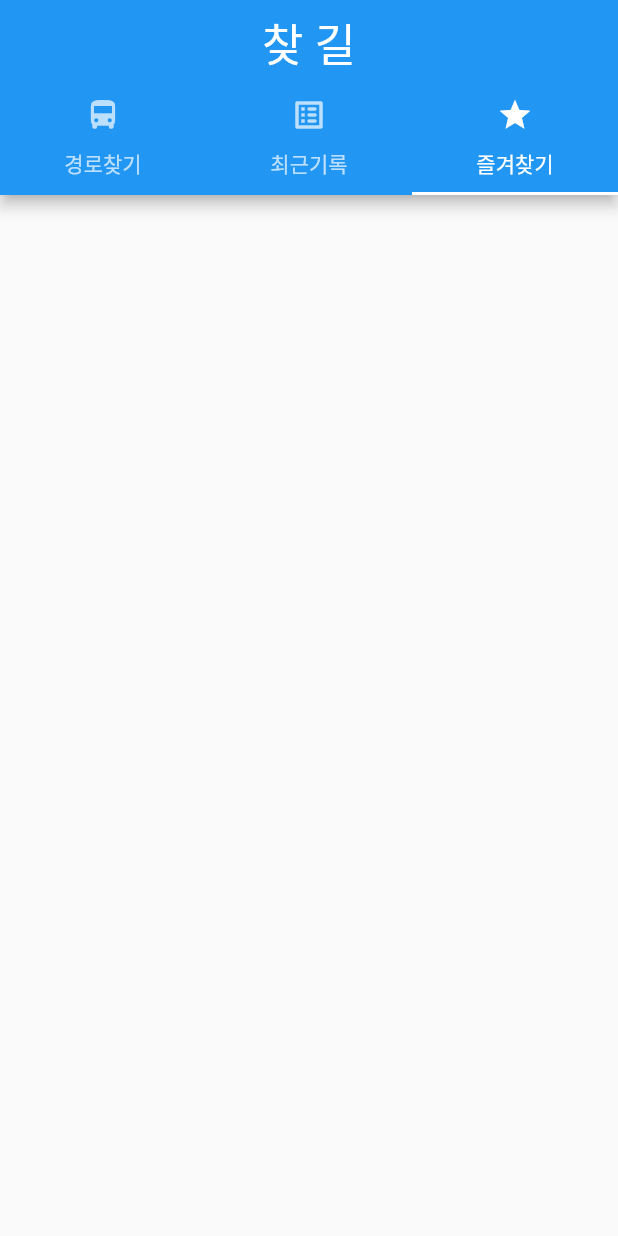
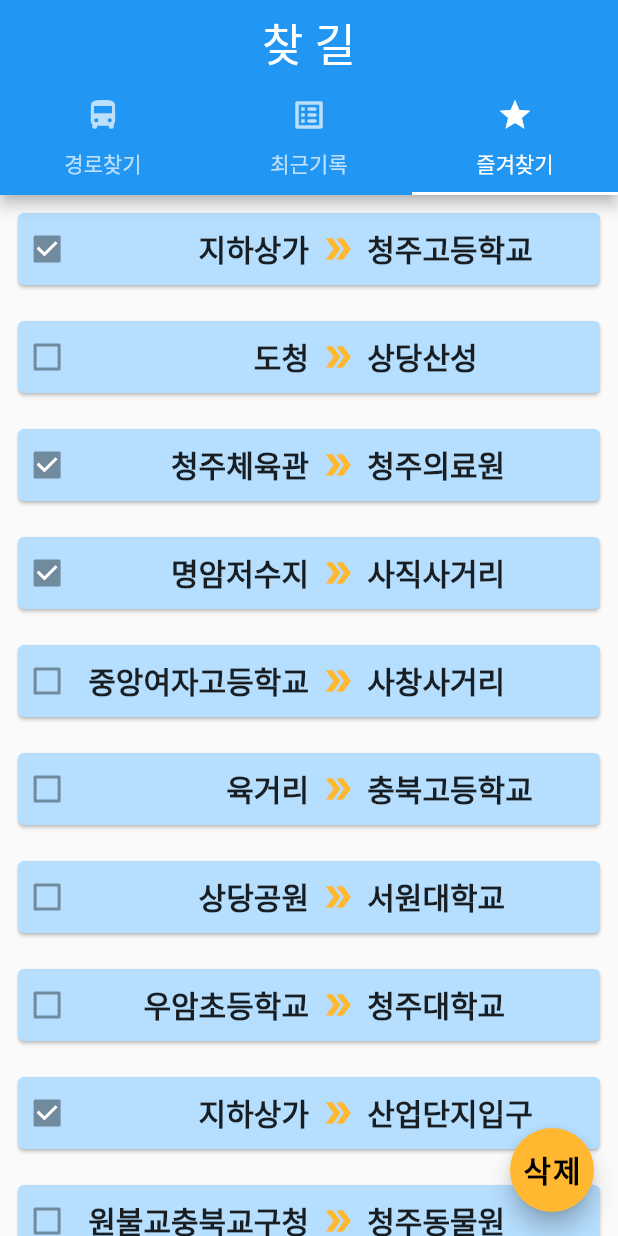
Before and after one commit to Raonshi/BusApp, a Flutter app: the screen it shows after launch, tab 3 chosen, on a phone screen of 412 x 824 dp. Run offline on Flutter 3.47's test engine with Material 2 defaults, Android fonts, the phone set to English and light mode, and no system bars; our stand-ins replace flutter_screenutil, logger.

Commit message:
UI확인용 더미 데이터 생성

```diff
--- a/smart_bus_app/lib/src/ui/favorite/favorite_widget.dart
+++ b/smart_bus_app/lib/src/ui/favorite/favorite_widget.dart
@@ -1,10 +1,75 @@
 import 'package:flutter/material.dart';
 
 class FavoriteWidget extends StatelessWidget {
-  const FavoriteWidget({Key key}) : super(key: key);
+  List list = List<FavoriteItem>(10);
 
   @override
   Widget build(BuildContext context) {
-    return Container();
+
+    list[0] = FavoriteItem("지하상가", "청주고등학교", true);
+    list[1] = FavoriteItem("도청", "상당산성", false);
+    list[2] = FavoriteItem("청주체육관", "청주의료원", true);
+    list[3] = FavoriteItem("명암저수지", "사직사거리", true);
+    list[4] = FavoriteItem("중앙여자고등학교", "사창사거리", false);
+    list[5] = FavoriteItem("육거리", "충북고등학교", false);
+    list[6] = FavoriteItem("상당공원", "서원대학교", false);
+    list[7] = FavoriteItem("우암초등학교", "청주대학교", false);
+    list[8] = FavoriteItem("지하상가", "산업단지입구", true);
+    list[9] = FavoriteItem("원불교충북교구청", "청주동물원", false);
+
+    return Column(
+      children: [
+        Expanded(
+        child: ListView.builder(
+          itemBuilder: (BuildContext, index){
+            return list[index];
+          },
+          itemCount: list.length,
+        ),
+      ),
+    ]);
   }
 }
+
+
+class FavoriteItem extends StatelessWidget {
+  String start, end;
+  bool isCheck = false;
+
+  FavoriteItem(this.start, this.end, this.isCheck);
+
+  @override
+  Widget build(BuildContext context) {
+    return Container(
+      padding: EdgeInsets.all(8.0),
+      child: Column(
+        mainAxisAlignment: MainAxisAlignment.center,
+        children: [
+          Card(
+            color: Color.fromARGB(255, 181, 222, 255),
+            child: Padding(
+              padding: const EdgeInsets.all(0.0),
+              child: Row(
+                mainAxisAlignment: MainAxisAlignment.center,
+                children: [
+                  Expanded(flex:1, child: Checkbox(value: isCheck,)),
+                  Expanded(flex: 4,
+                      child: Text(start, textAlign: TextAlign.right,
+                        style: TextStyle(
+                            fontSize: 20, fontWeight: FontWeight.bold),)),
+                  Expanded(flex: 1,
+                      child: Icon(Icons.double_arrow,
+                        color: Color.fromARGB(255, 255, 184, 48),)),
+                  Expanded(flex: 4,
+                      child: Text(end, textAlign: TextAlign.left,
+                        style: TextStyle(
+                            fontSize: 20, fontWeight: FontWeight.bold),)),
+                ],
+              ),
+            ),
+          )
+        ],
+      ),
+    );
+  }
+}
--- a/smart_bus_app/lib/src/ui/home_page.dart
+++ b/smart_bus_app/lib/src/ui/home_page.dart
@@ -18,6 +18,7 @@ class HomePage extends StatefulWidget {
 
 class _HomePageState extends State<HomePage> with SingleTickerProviderStateMixin {
   TabController tabController;
+  bool isVisible = true;
 
   @override
   void initState() {
@@ -39,6 +40,8 @@ class _HomePageState extends State<HomePage> with SingleTickerProviderStateMixin
 
   @override
   Widget build(BuildContext context) {
+
+
     return Scaffold(
       resizeToAvoidBottomInset: false,
         appBar: AppBar(
@@ -57,6 +60,13 @@ class _HomePageState extends State<HomePage> with SingleTickerProviderStateMixin
           controller: tabController,
           children: [FindWayWidget(), RecentlyWidget(), FavoriteWidget()],
         ),
+      floatingActionButton: new Visibility(
+          visible: isVisible,
+          child: FloatingActionButton(
+            backgroundColor: Color.fromARGB(255, 255, 184, 48),
+            child: Text("삭제", style: TextStyle(fontSize: 20, fontWeight: FontWeight.bold, color: Colors.black),),
+            onPressed: (){},
+          )),
     );
   }
 }
--- a/smart_bus_app/lib/src/ui/recently/recently_widget.dart
+++ b/smart_bus_app/lib/src/ui/recently/recently_widget.dart
@@ -1,10 +1,61 @@
 import 'package:flutter/material.dart';
 
 class RecentlyWidget extends StatelessWidget {
-  const RecentlyWidget({Key key}) : super(key: key);
+  List list = List<RecentlyItem>(10);
 
   @override
   Widget build(BuildContext context) {
-    return Container();
+
+    list[0] = RecentlyItem("지하상가", "청주고등학교");
+    list[1] = RecentlyItem("도청", "상당산성");
+    list[2] = RecentlyItem("청주체육관", "청주의료원");
+    list[3] = RecentlyItem("명암저수지", "사직사거리");
+    list[4] = RecentlyItem("중앙여자고등학교", "사창사거리");
+    list[5] = RecentlyItem("육거리", "충북고등학교");
+    list[6] = RecentlyItem("상당공원", "서원대학교");
+    list[7] = RecentlyItem("우암초등학교", "청주대학교");
+    list[8] = RecentlyItem("지하상가", "산업단지입구");
+    list[9] = RecentlyItem("원불교충북교구청", "청주동물원");
+
+    return Container(
+      child: ListView.builder(
+        itemBuilder: (BuildContext, index){
+          return list[index];
+        },
+        itemCount: list.length,
+      ),
+    );
   }
 }
+
+class RecentlyItem extends StatelessWidget {
+  String start, end;
+
+  RecentlyItem(this.start, this.end);
+
+  @override
+  Widget build(BuildContext context) {
+    return Container(
+      padding: EdgeInsets.all(8.0),
+      child: Column(
+        mainAxisAlignment: MainAxisAlignment.center,
+        children: [
+          Card(
+            color: Color.fromARGB(255, 181, 222, 255),
+            child: Padding(
+              padding: const EdgeInsets.all(12.0),
+              child: Row(
+                mainAxisAlignment: MainAxisAlignment.center,
+                children: [
+                  Expanded(flex: 4, child: Text(start, textAlign: TextAlign.right, style: TextStyle(fontSize: 20, fontWeight: FontWeight.bold),)),
+                  Expanded(flex:1, child: Icon(Icons.double_arrow, color: Color.fromARGB(255, 255, 184, 48),)),
+                  Expanded(flex: 4, child: Text(end, textAlign: TextAlign.left, style: TextStyle(fontSize: 20, fontWeight: FontWeight.bold),)),
+                ],
+              ),
+            ),
+          )
+        ],
+      ),
+    );
+  }
+}
```
Also changed, not shown: smart_bus_app/lib/src/ui/find_way/find_way_widget.dart (+22 -6 lines), smart_bus_app/pubspec.lock.
